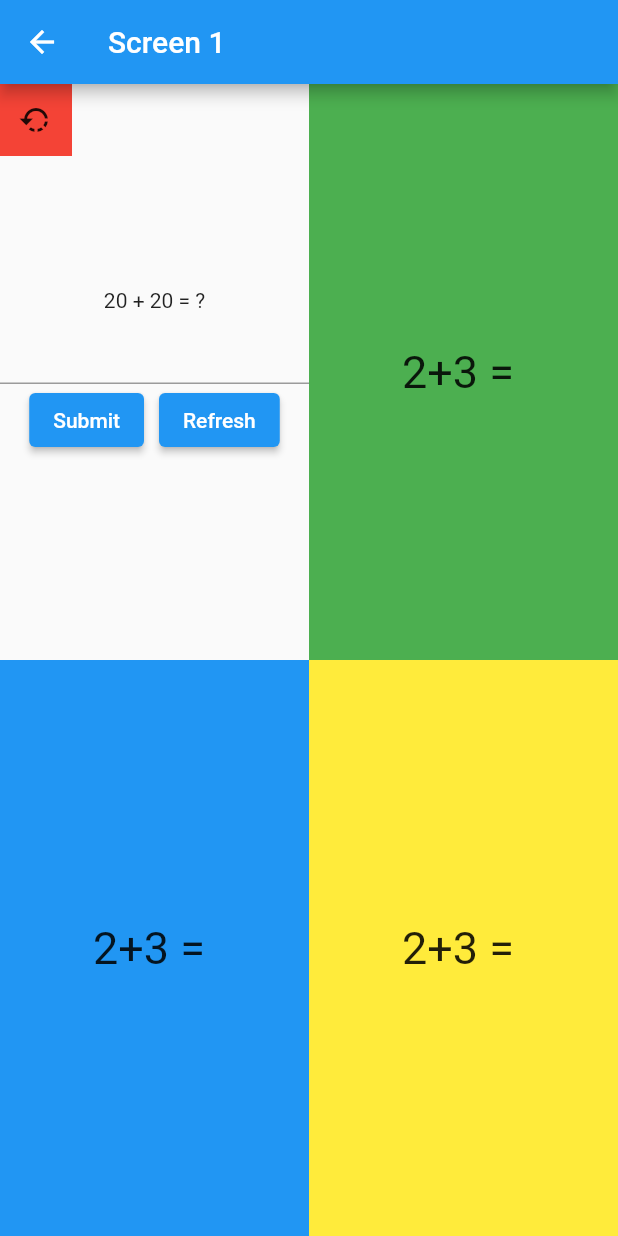
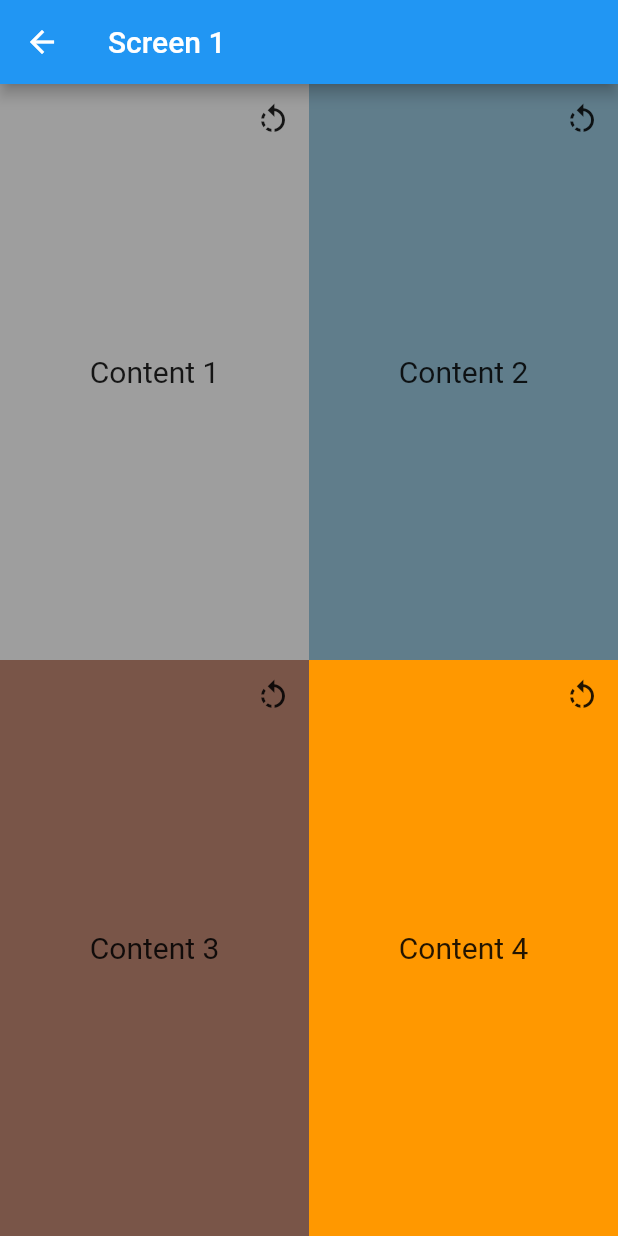
Before and after one commit to ppralas/Co-Co-learning, a Flutter app: the Matematika screen opened directly, on a phone screen of 412 x 824 dp. Run offline on Flutter 3.47's test engine with Material 2 defaults, Android fonts, the phone set to English and light mode, and no system bars.

Commit message:
Napravljen generalni MPV

```diff
--- a/lib/izbornik.dart
+++ b/lib/izbornik_predmeti.dart
@@ -33,7 +33,9 @@ class Izbornik extends StatelessWidget {
                 onPressed: () {
                   Navigator.push(
                     context,
-                    MaterialPageRoute(builder: (context) => const Matematika()),
+                    MaterialPageRoute(
+                      builder: (context) => const Matematika(),
+                    ),
                   );
                 },
               ),
--- a/lib/main.dart
+++ b/lib/main.dart
@@ -1,5 +1,5 @@
 import 'package:flutter/material.dart';
-import 'package:skola/izbornik.dart';
+import 'package:skola/izbornik_predmeti.dart';
 
 void main() => runApp(const MyApp());
 
--- a/lib/presentation/predmeti/matematika.dart
+++ b/lib/presentation/predmeti/matematika.dart
@@ -1,8 +1,10 @@
 import 'package:flutter/material.dart';
-import 'package:skola/presentation/widgets/divider.dart';
+import 'package:skola/presentation/widgets/rotation.dart';
 
 class Matematika extends StatelessWidget {
-  const Matematika({super.key});
+  const Matematika({
+    super.key,
+  });
 
   @override
   Widget build(BuildContext context) {
@@ -10,7 +12,7 @@ class Matematika extends StatelessWidget {
       appBar: AppBar(
         title: const Text('Screen 1'),
       ),
-      body: const ScreenSplitter(),
+      body: const RotatingScreen(),
     );
   }
 }
--- a/lib/presentation/widgets/divider.dart
+++ b/lib/presentation/widgets/divider.dart
@@ -23,16 +23,16 @@ class ScreenSplitter extends StatelessWidget {
                           child: Stack(
                             children: [
                               RotatedBox(
-                                quarterTurns: 3,
+                                quarterTurns: 4,
                                 child: Container(
                                   color: Colors.red,
                                   child: IconButton(
-                                    icon: Icon(Icons.rotate_left),
+                                    icon: const Icon(Icons.rotate_left),
                                     onPressed: () {},
                                   ),
                                 ),
                               ),
-                              Center(
+                              const Center(
                                 child: RandomNumberChallenge(),
                               ),
                             ],
--- a/lib/presentation/widgets/rotation.dart
+++ b/lib/presentation/widgets/rotation.dart
@@ -1,33 +1,95 @@
 import 'package:flutter/material.dart';
-import 'package:flutter_hooks/flutter_hooks.dart';
-import 'package:hooks_riverpod/hooks_riverpod.dart';
 
-final angleProvider = StateProvider<double>((ref) => 0.0);
-
-class RotatingContainer extends ConsumerWidget {
-  const RotatingContainer({super.key});
+class RotatingScreen extends StatefulWidget {
+  const RotatingScreen({super.key});
 
   @override
-  Widget build(BuildContext context, WidgetRef ref) {
-    final angle = ref.watch(angleProvider);
+  _RotatingScreenState createState() => _RotatingScreenState();
+}
 
+class _RotatingScreenState extends State<RotatingScreen> {
+  final List<double> _rotationAngles = [0, 0, 0, 0];
+
+  void _rotateContent(int index) {
+    setState(() {
+      _rotationAngles[index] +=
+          45; // Rotate content by 45 degrees on each button press
+    });
+  }
+
+  Widget _buildRotatingContainer(int index, Color color, String text) {
+    return Stack(
+      children: [
+        Positioned.fill(
+          child: Container(
+            color: color,
+            child: Transform.rotate(
+              angle: _rotationAngles[index],
+              child: Center(
+                child: Text(
+                  text,
+                  style: const TextStyle(fontSize: 20),
+                ),
+              ),
+            ),
+          ),
+        ),
+        Positioned(
+          top: 0,
+          right: 0,
+          child: IconButton(
+            icon: const Icon(Icons.rotate_left),
+            onPressed: () => _rotateContent(index),
+          ),
+        ),
+      ],
+    );
+  }
+
+  @override
+  Widget build(BuildContext context) {
     return Scaffold(
       body: Column(
-        mainAxisAlignment: MainAxisAlignment.center,
         children: [
-          Transform.rotate(
-            angle: angle,
-            child: Container(
-              width: 100,
-              height: 100,
-              color: Colors.red,
+          Expanded(
+            child: Row(
+              children: [
+                Expanded(
+                  child: _buildRotatingContainer(
+                    0,
+                    Colors.grey,
+                    'Content 1',
+                  ),
+                ),
+                Expanded(
+                  child: _buildRotatingContainer(
+                    1,
+                    Colors.blueGrey,
+                    'Content 2',
+                  ),
+                ),
+              ],
             ),
           ),
-          IconButton(
-            child: Icons.rotate_90_degrees_ccw,
-            onPressed: () {
-              angle. += 3.14 / 2;
-            },
+          Expanded(
+            child: Row(
+              children: [
+                Expanded(
+                  child: _buildRotatingContainer(
+                    2,
+                    Colors.brown,
+                    'Content 3',
+                  ),
+                ),
+                Expanded(
+                  child: _buildRotatingContainer(
+                    3,
+                    Colors.orange,
+                    'Content 4',
+                  ),
+                ),
+              ],
+            ),
           ),
         ],
       ),
--- a/lib/presentation/widgets/sumChecker.dart
+++ b/lib/presentation/widgets/sumChecker.dart
@@ -2,6 +2,8 @@ import 'dart:math';
 import 'package:flutter/material.dart';
 
 class RandomNumberChallenge extends StatefulWidget {
+  const RandomNumberChallenge({super.key});
+
   @override
   _RandomNumberChallengeState createState() => _RandomNumberChallengeState();
 }
```
Also changed, not shown: lib/admin/admin_screen.dart (added, +17 -0 lines), lib/izbornik_grupe.dart (added, +48 -0 lines), lib/main /app_enviroments.dart (added, +7 -0 lines), lib/presentation/access/student_login.dart (added, +33 -0 lines), pubspec.lock, 1 other file.
